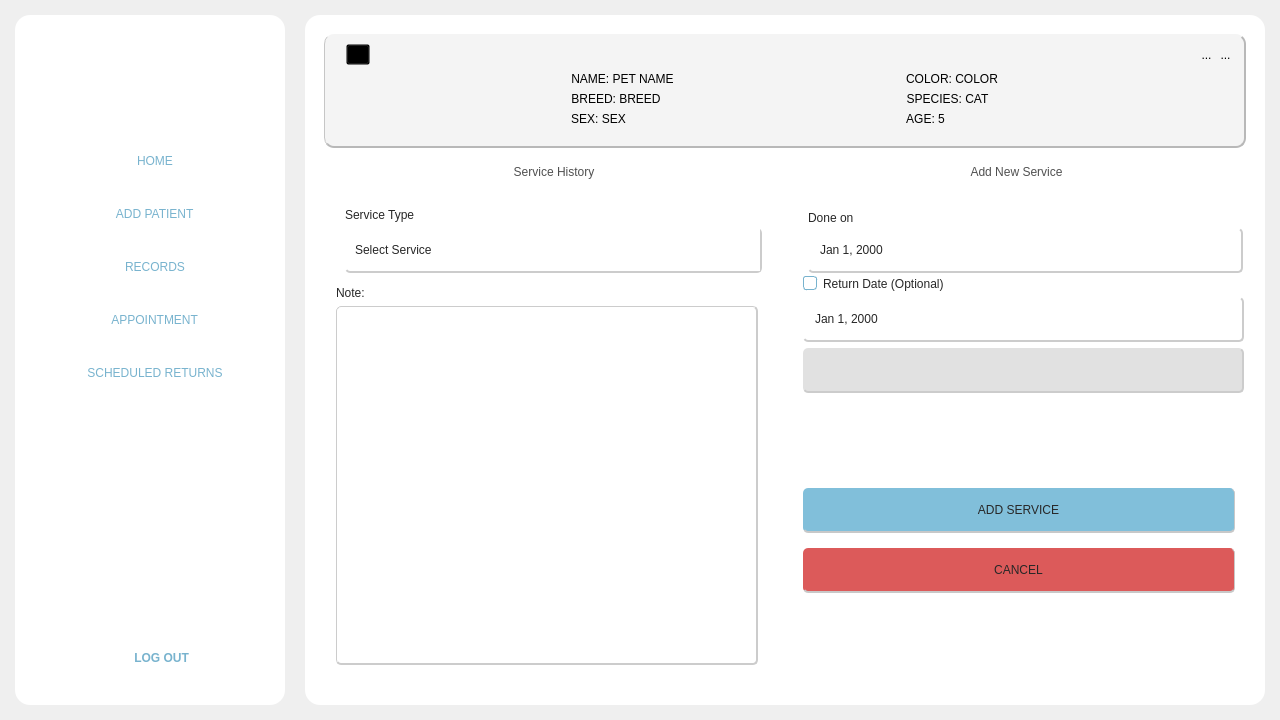
Qt form Frontend/Home.ui (DreddVDomasian/Petmate-Desktop-Application) before a commit.
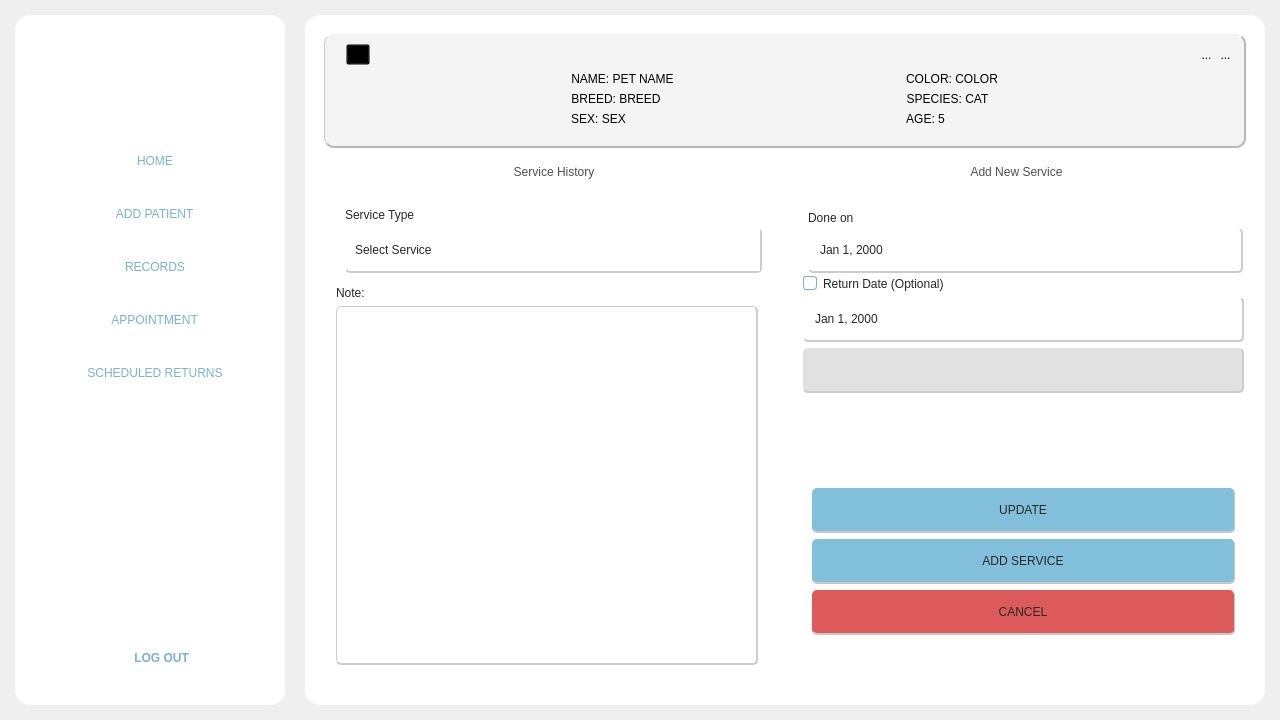
The same form after that commit. The open tabs and pages were chosen to show the change. Icons and pictures are not drawn.

Commit message: added pet and service update function

What changed in the file:
```diff
--- a/Frontend/Home.ui
+++ b/Frontend/Home.ui
@@ -8894,12 +8894,43 @@
                               <enum>QFrame::Raised</enum>
                              </property>
                              <layout class="QVBoxLayout" name="verticalLayout_60">
-                              <property name="spacing">
-                               <number>15</number>
-                              </property>
-                              <property name="leftMargin">
-                               <number>0</number>
-                              </property>
+                              <item>
+                               <widget class="QPushButton" name="updateServiceBtn">
+                                <property name="sizePolicy">
+                                 <sizepolicy hsizetype="Expanding" vsizetype="Fixed">
+                                  <horstretch>0</horstretch>
+                                  <verstretch>0</verstretch>
+                                 </sizepolicy>
+                                </property>
+                                <property name="minimumSize">
+                                 <size>
+                                  <width>174</width>
+                                  <height>45</height>
+                                 </size>
+                                </property>
+                                <property name="cursor">
+                                 <cursorShape>PointingHandCursor</cursorShape>
+                                </property>
+                                <property name="styleSheet">
+                                 <string notr="true">QPushButton{
+	font: 63 15pt &quot;Montserrat SemiBold&quot;;
+	color:rgb(39, 39, 39);
+	background-color:rgb(129, 191, 218);
+	border-radius: 5px;
+	border-right:1px solid rgb(200, 200, 200);
+	border-bottom:2px solid rgb(200, 200, 200);
+}
+
+QPushButton:hover{
+	background-color:rgb(110, 163, 186);
+
+}</string>
+                                </property>
+                                <property name="text">
+                                 <string>UPDATE</string>
+                                </property>
+                               </widget>
+                              </item>
                               <item>
                                <widget class="QPushButton" name="addServiceBtn">
                                 <property name="sizePolicy">
```
Left out of the diff: 97 changed lines with no effect on the pictures. The commit also changes 4 other files.
